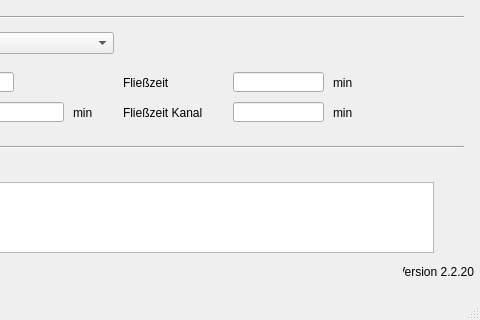
First picture: the form in qkan/database/templates/flaechen.ui, repository hoettges/QKan, before the edit; both pictures show x 167 to 647 and y 188 to 508 of the 647 by 508 pixel window.
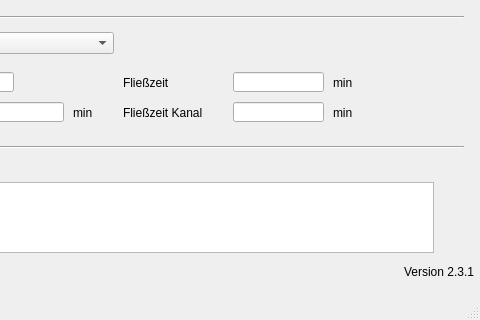
Second picture: the form after the edit. Custom widgets are drawn as their Qt base class.

What changed in the file:
```diff
--- a/qkan/database/templates/flaechen.ui
+++ b/qkan/database/templates/flaechen.ui
@@ -420,7 +420,7 @@
      <string>Version QKan Import</string>
     </property>
     <property name="text">
-     <string>Version 2.2.20</string>
+     <string>Version 2.3.1</string>
     </property>
     <property name="alignment">
      <set>Qt::AlignRight|Qt::AlignTrailing|Qt::AlignVCenter</set>
```
